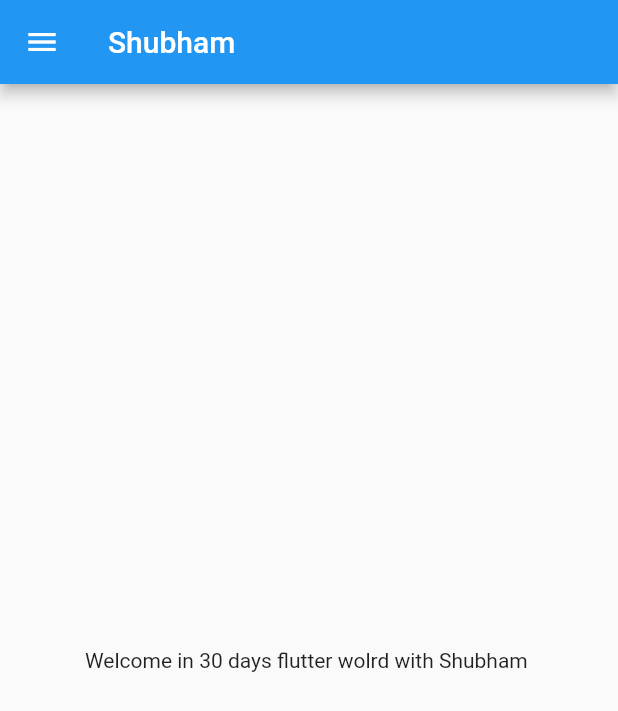
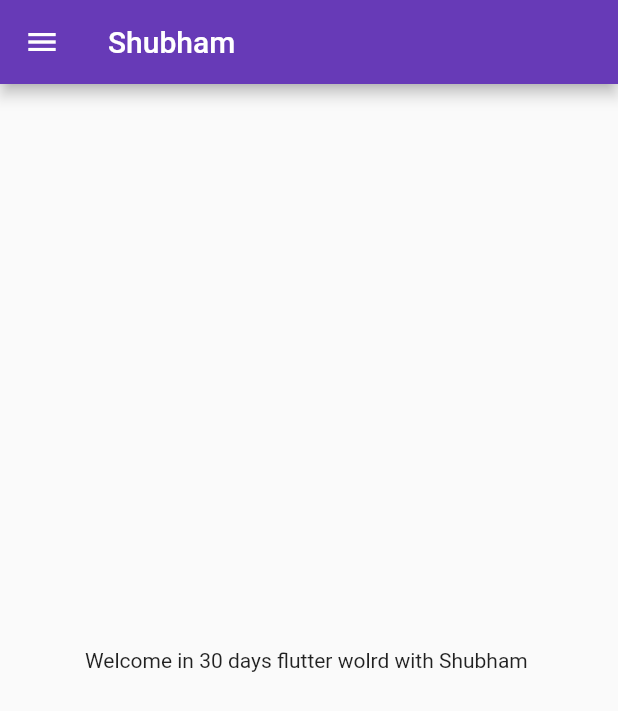
Before and after one commit to ShubhamGet/Flutter_Basic2, a Flutter app: the screen it shows after launch, on a phone screen of 412 x 824 dp. Shown: the top 711 px of the screen. Run offline on Flutter 3.47's test engine with Material 2 defaults, Android fonts, the phone set to English and light mode, and no system bars.

Commit message:
day 3 completed

```diff
--- a/lib/main.dart
+++ b/lib/main.dart
@@ -1,5 +1,6 @@
 import 'package:flutter/material.dart';
-import 'package:flutter_basic_concept/home_page.dart';
+import 'package:flutter_basic_concept/pages/home_page.dart';
+import 'package:flutter_basic_concept/pages/login_page.dart';
 
 void main() {
   runApp(MyApp());
@@ -9,7 +10,18 @@
   @override
   Widget build(BuildContext context) {
     return MaterialApp(
-      home: HomePage(),
+      themeMode: ThemeMode.light,
+      // themeMode: ThemeMode.dark,
+      theme: ThemeData(
+        primarySwatch: Colors.deepPurple,
+      ),
+      initialRoute: "/home",
+      darkTheme: ThemeData(primarySwatch: Colors.green),
+      routes: {
+        "/": (context) => LoginPage(),
+        "/home": (context) => HomePage(),
+        "/login": (context) => LoginPage(),
+      },
     );
   }
 }
```
Also changed, not shown: lib/pages/login_page.dart (added, +15 -0 lines), lib/pages/home_page.dart (renamed from lib/home_page.dart).
